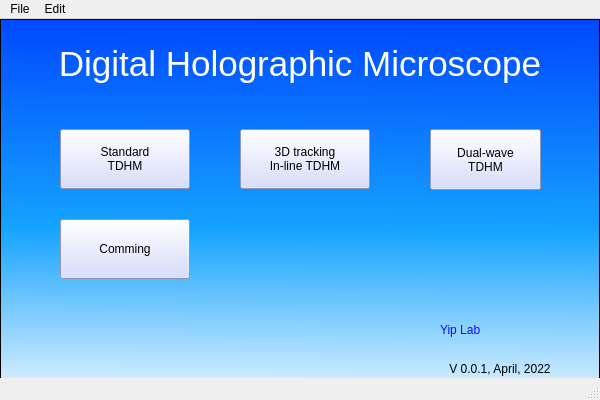
First picture: the form in Lei Temp/UI file/Digital_Holographic_Microscope.ui, repository YipLab/DHM, before the edit.
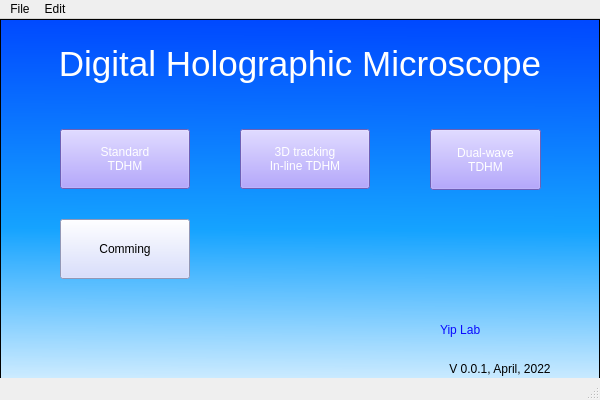
Second picture: the form after the edit. Icons and pictures are not drawn.

The edit to the form file:
```diff
--- a/Lei Temp/UI file/Digital_Holographic_Microscope.ui
+++ b/Lei Temp/UI file/Digital_Holographic_Microscope.ui
@@ -113,8 +113,9 @@
      <string/>
     </property>
     <property name="styleSheet">
-     <string notr="true">font: 75 10pt &quot;Arial&quot;;
-background-color: rgb(205, 212, 255);</string>
+     <string notr="true">color: rgb(255, 255, 255);
+font: 87 10pt &quot;Arial Black&quot;;
+background-color: rgb(153, 135, 255);</string>
     </property>
     <property name="text">
      <string>Standard 
@@ -140,8 +141,9 @@
      <string>3D cell/particle tracking (please block the reference beam)</string>
     </property>
     <property name="styleSheet">
-     <string notr="true">font: 10pt &quot;Arial&quot;;
-background-color: rgb(205, 212, 255);</string>
+     <string notr="true">color: rgb(255, 255, 255);
+font: 87 10pt &quot;Arial Black&quot;;
+background-color: rgb(153, 135, 255);</string>
     </property>
     <property name="text">
      <string>3D tracking
@@ -164,8 +166,9 @@
      <string>Standard TDHM with two wavelenth illumination</string>
     </property>
     <property name="styleSheet">
-     <string notr="true">font: 10pt &quot;Arial&quot;;
-background-color: rgb(205, 212, 255);</string>
+     <string notr="true">color: rgb(255, 255, 255);
+font: 87 10pt &quot;Arial Black&quot;;
+background-color: rgb(153, 135, 255);</string>
     </property>
     <property name="text">
      <string>Dual-wave
```
